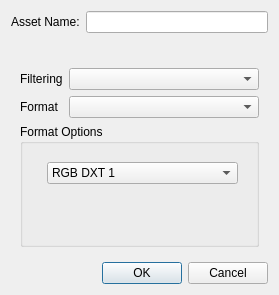
Old version of the form Editor/src/Dialogs/DlgAssetProperties.ui in the repository GameOverture/HarmonyEngine.
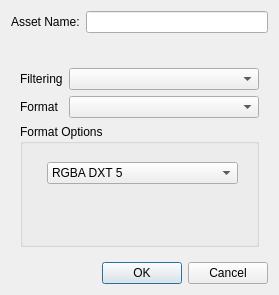
New version of the form. The open tabs and pages were chosen to show the change. Custom widgets are drawn as their Qt base class.

Commit message: Sprite Delete all button and starts with 'Apply All' checked; Atlas frame properties defaults DTX 5 in combo box

Patch:
```diff
--- a/Editor/src/Dialogs/DlgAssetProperties.ui
+++ b/Editor/src/Dialogs/DlgAssetProperties.ui
@@ -109,11 +109,6 @@
              <layout class="QFormLayout" name="formLayout_3">
               <item row="0" column="1">
                <widget class="QComboBox" name="cmbDxtType">
-                <item>
-                 <property name="text">
-                  <string>RGB DXT 1</string>
-                 </property>
-                </item>
                 <item>
                  <property name="text">
                   <string>RGBA DXT 5</string>
```
Left out of the diff: 9 changed lines with no effect on the pictures. The commit also changes 5 other files.
